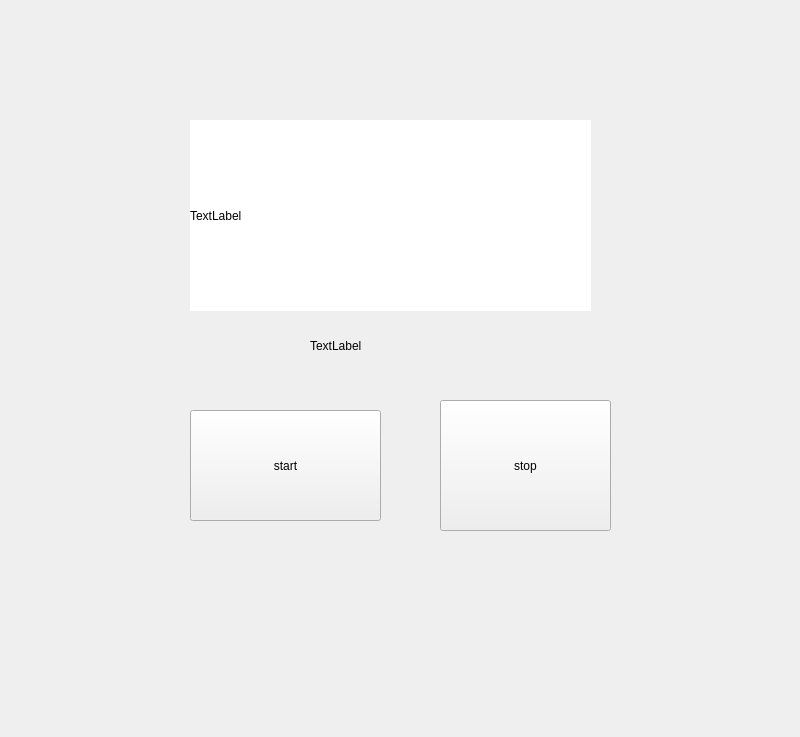
Before: the Qt Designer form app/ui/main_window.ui in ocanada12/ExoID, drawn with Qt 5.
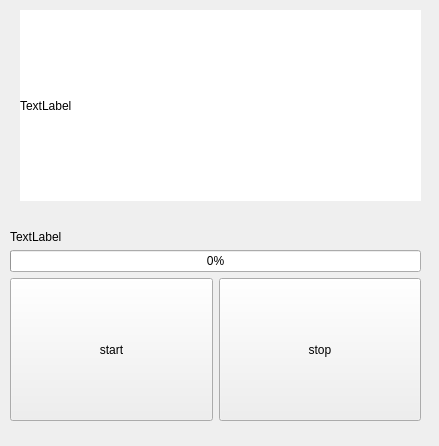
After: the same form once the commit is applied.

The edit to the form file:
```diff
--- a/app/ui/main_window.ui
+++ b/app/ui/main_window.ui
@@ -6,45 +6,19 @@
    <rect>
     <x>0</x>
     <y>0</y>
-    <width>800</width>
-    <height>737</height>
+    <width>439</width>
+    <height>446</height>
    </rect>
   </property>
   <property name="windowTitle">
    <string>MainWindow</string>
   </property>
   <widget class="QWidget" name="centralwidget">
-   <widget class="QPushButton" name="startButton">
-    <property name="geometry">
-     <rect>
-      <x>190</x>
-      <y>410</y>
-      <width>191</width>
-      <height>111</height>
-     </rect>
-    </property>
-    <property name="text">
-     <string>start</string>
-    </property>
-   </widget>
-   <widget class="QPushButton" name="stopButton">
-    <property name="geometry">
-     <rect>
-      <x>440</x>
-      <y>400</y>
-      <width>171</width>
-      <height>131</height>
-     </rect>
-    </property>
-    <property name="text">
-     <string>stop</string>
-    </property>
-   </widget>
    <widget class="QLabel" name="videoLabel">
     <property name="geometry">
      <rect>
-      <x>190</x>
-      <y>120</y>
+      <x>20</x>
+      <y>10</y>
       <width>401</width>
       <height>191</height>
      </rect>
@@ -56,18 +30,65 @@
      <string>TextLabel</string>
     </property>
    </widget>
-   <widget class="QLabel" name="sumLabel">
+   <widget class="QWidget" name="">
     <property name="geometry">
      <rect>
-      <x>310</x>
-      <y>340</y>
-      <width>56</width>
-      <height>12</height>
+      <x>10</x>
+      <y>230</y>
+      <width>411</width>
+      <height>191</height>
      </rect>
     </property>
-    <property name="text">
-     <string>TextLabel</string>
-    </property>
+    <layout class="QVBoxLayout" name="verticalLayout_2">
+     <item>
+      <layout class="QVBoxLayout" name="verticalLayout">
+       <item>
+        <widget class="QLabel" name="sumLabel">
+         <property name="text">
+          <string>TextLabel</string>
+         </property>
+        </widget>
+       </item>
+       <item>
+        <widget class="QProgressBar" name="progressBar">
+         <property name="value">
+          <number>0</number>
+         </property>
+        </widget>
+       </item>
+      </layout>
+     </item>
+     <item>
+      <layout class="QHBoxLayout" name="horizontalLayout">
+       <item>
+        <widget class="QPushButton" name="startButton">
+         <property name="sizePolicy">
+          <sizepolicy hsizetype="Minimum" vsizetype="Expanding">
+           <horstretch>0</horstretch>
+           <verstretch>0</verstretch>
+          </sizepolicy>
+         </property>
+         <property name="text">
+          <string>start</string>
+         </property>
+        </widget>
+       </item>
+       <item>
+        <widget class="QPushButton" name="stopButton">
+         <property name="sizePolicy">
+          <sizepolicy hsizetype="Minimum" vsizetype="Expanding">
+           <horstretch>0</horstretch>
+           <verstretch>0</verstretch>
+          </sizepolicy>
+         </property>
+         <property name="text">
+          <string>stop</string>
+         </property>
+        </widget>
+       </item>
+      </layout>
+     </item>
+    </layout>
    </widget>
   </widget>
  </widget>
```
